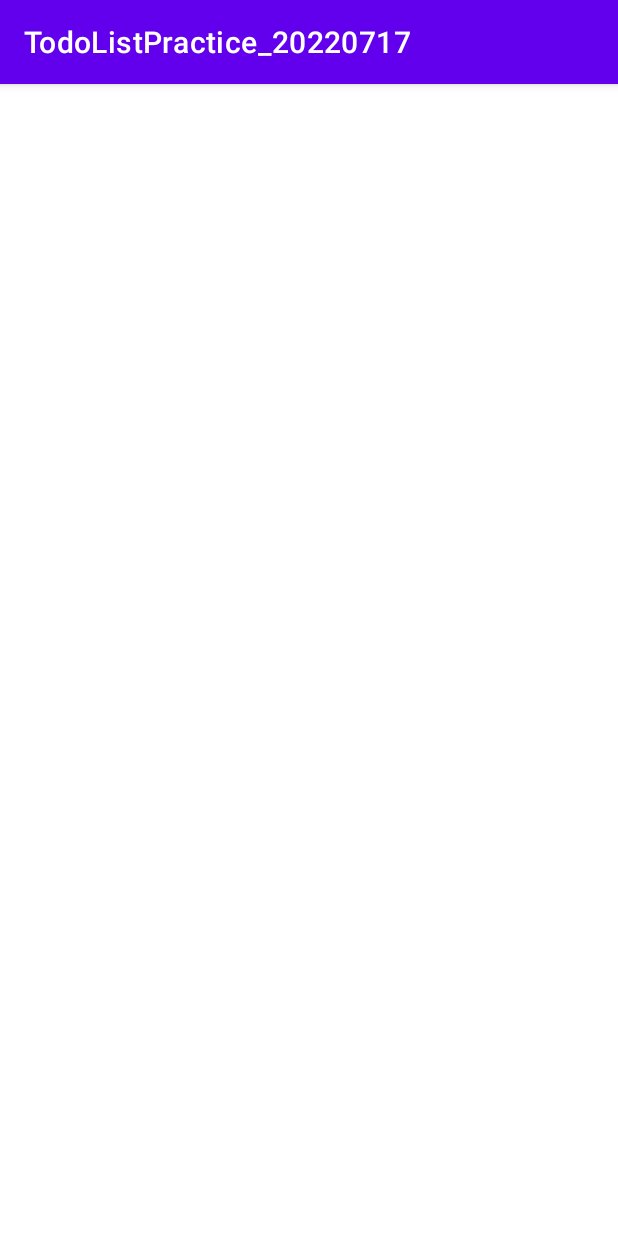
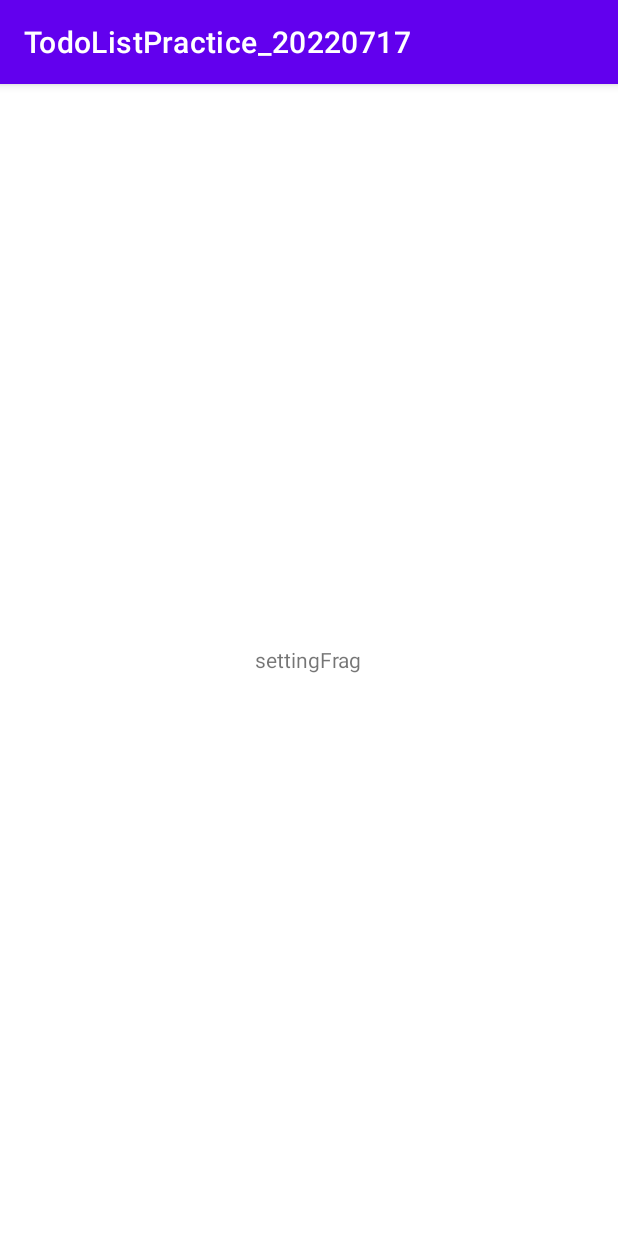
Before and after one commit to KoPoine/TodoListPractice_20220717, an Android app: the fragment SettingFragment shown on its own in the app's theme, on a phone screen of 412 x 824 dp. Run offline under Robolectric (Android 15) with nearby library versions, the phone set to English and light mode, and no system bars.

```diff
--- a/app/src/main/res/layout/fragment_goal.xml
+++ b/app/src/main/res/layout/fragment_goal.xml
@@ -1,7 +1,13 @@
 <?xml version="1.0" encoding="utf-8"?>
 <LinearLayout xmlns:android="http://schemas.android.com/apk/res/android"
     android:orientation="vertical"
+    android:gravity="center"
     android:layout_width="match_parent"
     android:layout_height="match_parent">
 
+    <TextView
+        android:layout_width="wrap_content"
+        android:layout_height="wrap_content"
+        android:text="goalFrag"/>
+
 </LinearLayout>
--- a/app/src/main/res/layout/fragment_setting.xml
+++ b/app/src/main/res/layout/fragment_setting.xml
@@ -2,6 +2,12 @@
 <LinearLayout xmlns:android="http://schemas.android.com/apk/res/android"
     android:orientation="vertical"
     android:layout_width="match_parent"
-    android:layout_height="match_parent">
+    android:layout_height="match_parent"
+    android:gravity="center">
+
+    <TextView
+        android:layout_width="wrap_content"
+        android:layout_height="wrap_content"
+        android:text="settingFrag"/>
 
 </LinearLayout>
```
Also changed, not shown: app/src/main/java/com/neppplus/todolistpractice_20220717/adapters/MainViewPagerAdapter.kt (+7 -12 lines).
